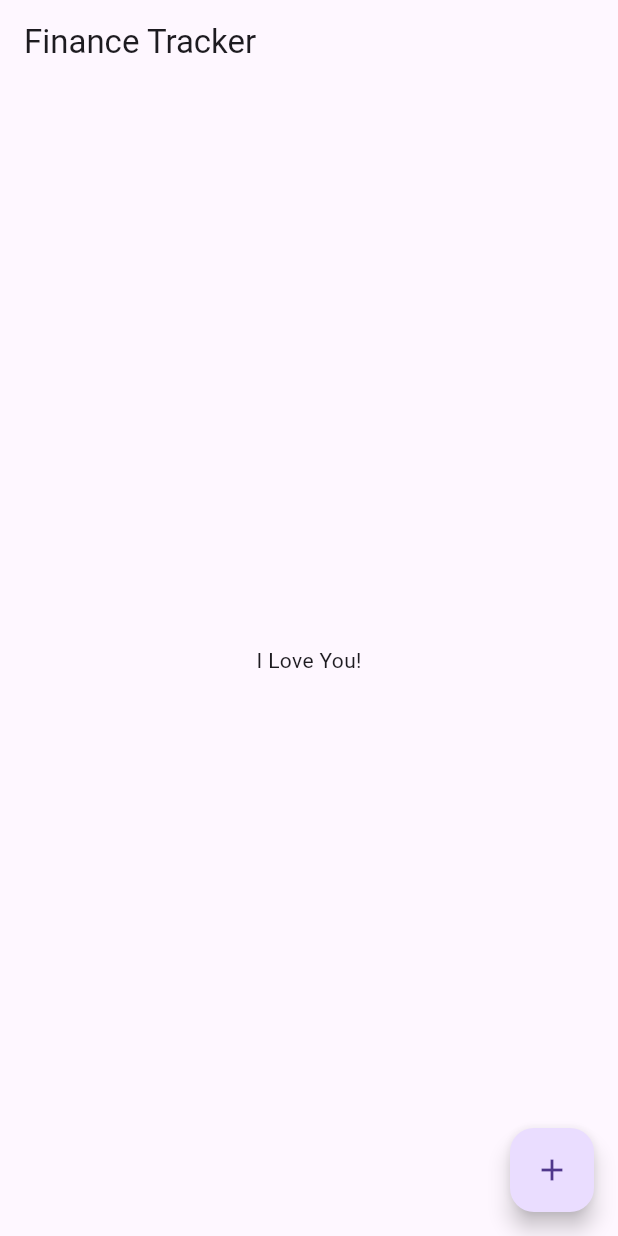
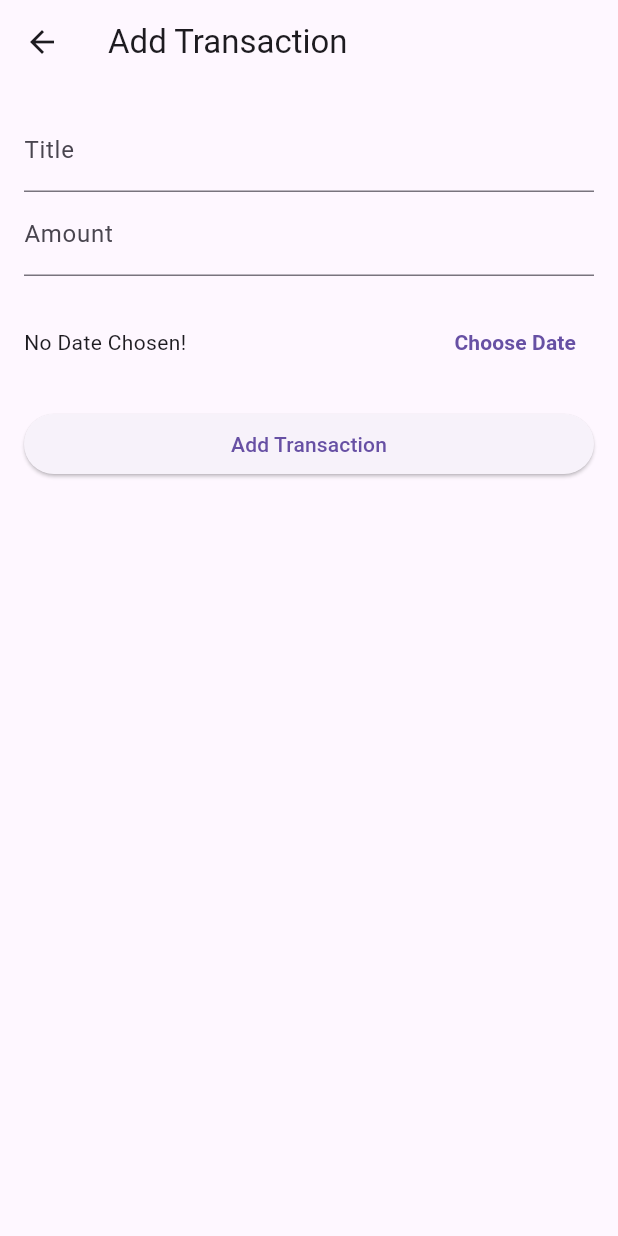
Before and after one commit to Susadi11/Flutter-Expense-Tracker, a Flutter app: the screen it shows after launch, after a tap on the "add" icon, on a phone screen of 412 x 824 dp. Run offline on Flutter 3.47's test engine with Material 3 defaults, Android fonts, the phone set to English and light mode, and no system bars.

Commit message:
added add transaction page

```diff
--- /dev/null
+++ b/expense_tracker/lib/add_transaction.dart
@@ -0,0 +1,124 @@
+// lib/add_transaction.dart
+import 'package:flutter/material.dart';
+
+class AddTransactionPage extends StatefulWidget {
+  @override
+  _AddTransactionPageState createState() => _AddTransactionPageState();
+}
+
+class _AddTransactionPageState extends State<AddTransactionPage> {
+  final _formKey = GlobalKey<FormState>();
+  final _titleController = TextEditingController();
+  final _amountController = TextEditingController();
+  DateTime? _selectedDate;
+
+  void _submitData() {
+    if (_formKey.currentState!.validate() && _selectedDate != null) {
+      final enteredTitle = _titleController.text;
+      final enteredAmount = double.parse(_amountController.text);
+
+      if (enteredTitle.isEmpty || enteredAmount <= 0) {
+        return;
+      }
+
+      // Save the transaction data
+      // This is where you would normally add the transaction to your provider or database
+
+      Navigator.of(context).pop();
+    }
+  }
+
+  void _presentDatePicker() {
+    showDatePicker(
+      context: context,
+      initialDate: DateTime.now(),
+      firstDate: DateTime(2000),
+      lastDate: DateTime.now(),
+    ).then((pickedDate) {
+      if (pickedDate == null) {
+        return;
+      }
+      setState(() {
+        _selectedDate = pickedDate;
+      });
+    });
+  }
+
+  @override
+  Widget build(BuildContext context) {
+    return Scaffold(
+      appBar: AppBar(
+        title: Text('Add Transaction'),
+      ),
+      body: Padding(
+        padding: const EdgeInsets.all(16.0),
+        child: Form(
+          key: _formKey,
+          child: Column(
+            crossAxisAlignment: CrossAxisAlignment.stretch,
+            children: <Widget>[
+              TextFormField(
+                controller: _titleController,
+                decoration: InputDecoration(labelText: 'Title'),
+                validator: (value) {
+                  if (value == null || value.isEmpty) {
+                    return 'Please enter a title.';
+                  }
+                  return null;
+                },
+              ),
+              TextFormField(
+                controller: _amountController,
+                decoration: InputDecoration(labelText: 'Amount'),
+                keyboardType: TextInputType.number,
+                validator: (value) {
+                  if (value == null || value.isEmpty) {
+                    return 'Please enter an amount.';
+                  }
+                  if (double.tryParse(value) == null) {
+                    return 'Please enter a valid number.';
+                  }
+                  if (double.parse(value) <= 0) {
+                    return 'Please enter an amount greater than zero.';
+                  }
+                  return null;
+                },
+              ),
+              SizedBox(height: 20),
+              Row(
+                children: <Widget>[
+                  Expanded(
+                    child: Text(
+                      _selectedDate == null
+                          ? 'No Date Chosen!'
+                          : 'Picked Date: ${_selectedDate!.toLocal().toString().split(' ')[0]}',
+                    ),
+                  ),
+                  TextButton(
+                    onPressed: _presentDatePicker,
+                    child: Text(
+                      'Choose Date',
+                      style: TextStyle(fontWeight: FontWeight.bold),
+                    ),
+                  ),
+                ],
+              ),
+              SizedBox(height: 20),
+              ElevatedButton(
+                onPressed: _submitData,
+                child: Text('Add Transaction'),
+              ),
+            ],
+          ),
+        ),
+      ),
+    );
+  }
+
+  @override
+  void dispose() {
+    _titleController.dispose();
+    _amountController.dispose();
+    super.dispose();
+  }
+}
--- a/expense_tracker/lib/main.dart
+++ b/expense_tracker/lib/main.dart
@@ -1,4 +1,6 @@
+// lib/main.dart
 import 'package:flutter/material.dart';
+import 'add_transaction.dart'; // Import the new page
 
 void main() {
   runApp(FinanceTrackerApp());
@@ -10,7 +12,7 @@ class FinanceTrackerApp extends StatelessWidget {
     return MaterialApp(
       title: 'Finance Tracker',
       theme: ThemeData(
-        primarySwatch: Colors.blue,
+        primarySwatch: Colors.red,
       ),
       home: HomePage(),
     );
@@ -25,11 +27,15 @@ class HomePage extends StatelessWidget {
         title: Text('Finance Tracker'),
       ),
       body: Center(
-        child: Text('I Love You!'),
+        child: Text('Welcome to Finance Tracker!'),
       ),
       floatingActionButton: FloatingActionButton(
         onPressed: () {
-          // Navigate to Add Transaction Page
+          Navigator.of(context).push(
+            MaterialPageRoute(
+              builder: (context) => AddTransactionPage(),
+            ),
+          );
         },
         child: Icon(Icons.add),
       ),
```
